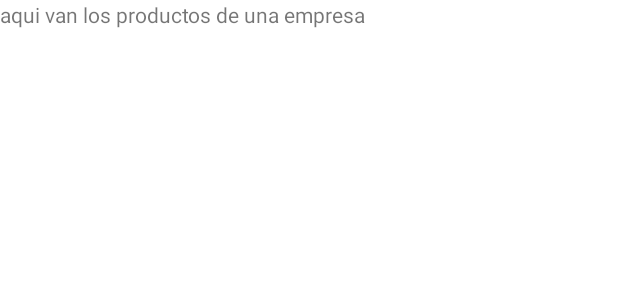
After one commit to Dani1113/TUTORIAL_FIREBASE, an Android app: the layout fragment_detalle_productos_empresa.xml on its own in the app's theme, with its tools: preview values and no code run, on a phone screen of 412 x 824 dp. The commit adds this screen. Shown: the top 300 px of the screen. Run offline under Robolectric (Android 15) with nearby library versions, the phone set to English and light mode, and no system bars.

Commit message:
FALTA MOSTRAR PRODUCTOS DE LAS EMPRESAS

```diff
--- a/app/build.gradle
+++ b/app/build.gradle
@@ -45,6 +45,7 @@ dependencies {
     implementation 'androidx.lifecycle:lifecycle-livedata-ktx:2.2.0'
     implementation 'androidx.lifecycle:lifecycle-viewmodel-ktx:2.2.0'
     implementation files('libs/mysql-connector-java-5.1.49.jar')
+    implementation 'androidx.legacy:legacy-support-v4:1.0.0'
 
     //Para corregir el error de compilacion 'com.android.tools.r8.utils.b: Cannot fit requested classes in a single dex file (# methods: 107455 > 65536)'
 
--- a/app/src/main/java/com/example/tutorialfirebase/Clases/EmpresaViewHolder.java
+++ b/app/src/main/java/com/example/tutorialfirebase/Clases/EmpresaViewHolder.java
@@ -8,6 +8,9 @@ import android.widget.ImageView;
 import android.widget.TextView;
 
 import androidx.annotation.NonNull;
+import androidx.fragment.app.FragmentActivity;
+import androidx.navigation.NavController;
+import androidx.navigation.fragment.NavHostFragment;
 import androidx.recyclerview.widget.RecyclerView;
 import com.example.tutorialfirebase.Utilidades.ImagenesBlobBitmap;
 
@@ -47,6 +50,9 @@ public class EmpresaViewHolder extends RecyclerView.ViewHolder implements View.O
         lcAdapter.notifyDataSetChanged();
         Intent intent = new Intent(lcAdapter.getC(), MostrarDetalleEmpresaActivity.class);
         Empresa empresa_sin_imagen = new Empresa(empresa.getCod_empresa(), empresa.getClave_empr(), empresa.getDatos_empr());//, empresa.getIdFoto());
+        NavHostFragment navHostFragment = (NavHostFragment)((FragmentActivity)lcAdapter.getC()).getSupportFragmentManager().findFragmentById(R.id.navegador_menu);
+        NavController navController1 = navHostFragment.getNavController();
+        navController1.navigate(R.id.action_ir_a_productos_empresa);
         //intent.putExtra(EXTRA_OBJETO_EMPRESA, (Parcelable) empresa_sin_imagen);
        // Bitmap foto_empresa_png = empresa.getIdFoto();
        /* if(foto_empresa_png != null){
--- /dev/null
+++ b/app/src/main/res/layout/fragment_detalle_productos_empresa.xml
@@ -0,0 +1,14 @@
+<?xml version="1.0" encoding="utf-8"?>
+<FrameLayout xmlns:android="http://schemas.android.com/apk/res/android"
+    xmlns:tools="http://schemas.android.com/tools"
+    android:layout_width="match_parent"
+    android:layout_height="match_parent"
+    tools:context=".detalle_productos_empresa">
+
+    <!-- TODO: Update blank fragment layout -->
+    <TextView
+        android:layout_width="match_parent"
+        android:layout_height="match_parent"
+        android:text="@string/aqui_van_los_productos_de_una_empresa" />
+
+</FrameLayout>
--- a/app/src/main/res/values/strings.xml
+++ b/app/src/main/res/values/strings.xml
@@ -70,6 +70,7 @@
     <string name="hello_blank_fragment">hello_blank_fragment</string>
     <string name="img_empresa">img_empresa</string>
     <string name="img_producto_publicado">img_producto_publicado</string>
+    <string name="aqui_van_los_productos_de_una_empresa">aqui van los productos de una empresa</string>
 
 
 </resources>
```
Also changed, not shown: app/src/main/java/com/example/tutorialfirebase/detalle_productos_empresa.java (added, +27 -0 lines), app/src/main/res/navigation/navegador_menu.xml (+12 -0 lines).
